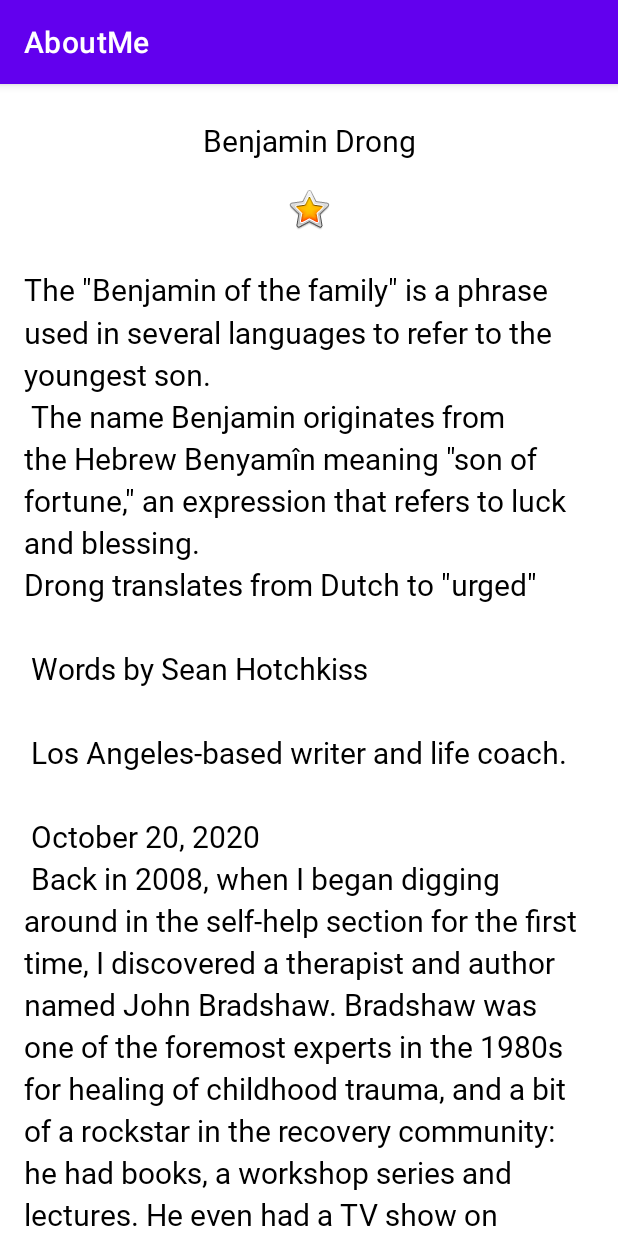
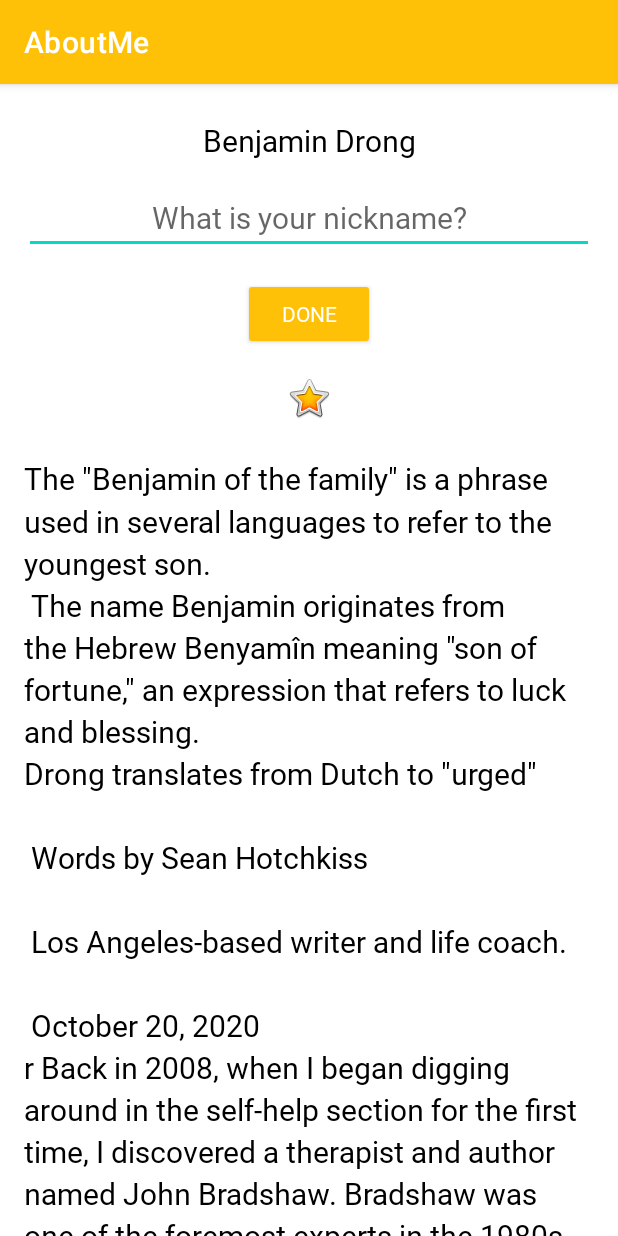
Before and after one commit to benjamindrong/AboutMe, an Android app: the screen it shows after launch (MainActivity), on a phone screen of 412 x 824 dp. Run offline under Robolectric (Android 15) with nearby library versions, the phone set to English and light mode, and no system bars.

Commit message:
2.2 Add user interactivity

```diff
--- a/app/src/main/res/layout/activity_main.xml
+++ b/app/src/main/res/layout/activity_main.xml
@@ -16,6 +16,37 @@
         android:layout_height="wrap_content"
         android:text="@string/name"
         android:textAlignment="center" />
+
+    <EditText
+        android:id="@+id/nickname_edit"
+        style="@style/NameStyle"
+        android:layout_width="match_parent"
+        android:layout_height="wrap_content"
+        android:ems="10"
+        android:hint="@string/what_is_your_nickname"
+        android:inputType="textPersonName"
+        android:textAlignment="center"
+        android:importantForAutofill="no" />
+
+    <Button
+        android:id="@+id/done_button"
+        style="@style/Widget.AppCompat.Button.Colored"
+        android:layout_width="wrap_content"
+        android:layout_height="wrap_content"
+        android:layout_gravity="center_horizontal"
+        android:layout_marginTop="@dimen/layout_margin"
+        android:fontFamily="@font/roboto"
+        android:text="@string/done" />
+
+    <TextView
+        android:id="@+id/nickname_text"
+        style="@style/NameStyle"
+        android:layout_width="match_parent"
+        android:layout_height="wrap_content"
+        android:background="@color/orange_700"
+        android:paddingBottom="@dimen/small_padding"
+        android:textAlignment="center"
+        android:visibility="gone" />
 
     <ImageView
         android:id="@+id/yellow_star"
--- a/app/src/main/res/values/colors.xml
+++ b/app/src/main/res/values/colors.xml
@@ -1,5 +1,8 @@
 <?xml version="1.0" encoding="utf-8"?>
 <resources>
+    <color name="orange_200">#FFE082</color>
+    <color name="orange_500">#FFC107</color>
+    <color name="orange_700">#FFA000</color>
     <color name="purple_200">#FFBB86FC</color>
     <color name="purple_500">#FF6200EE</color>
     <color name="purple_700">#FF3700B3</color>
--- a/app/src/main/res/values/strings.xml
+++ b/app/src/main/res/values/strings.xml
@@ -7,7 +7,7 @@
 
 Sean Hotchkiss\n\n
 Los Angeles-based writer and life coach.\n\n
-        October 20, 2020\n
+        October 20, 2020\nr
 Back in 2008, when I began digging around in the self-help section for the first time, I discovered a therapist and author named John Bradshaw. Bradshaw was one of the foremost experts in the 1980s for healing of childhood trauma, and a bit of a rockstar in the recovery community: he had books, a workshop series and lectures. He even had a TV show on PBS where he\'d do therapy on the air. Bradshaw\'s book Homecoming really blew me away. I still remember staying up late to read and re-read it in my tiny, New York bedroom, mouthing silently, over and over: What. The. Hell?
 Bradshaw worked a lot with a theory that\'s since been confirmed millions of times over by patients in psychotherapy: When a child\'s feelings are repressed—especially anger and sadness—a person grows up to be an adult with an angry, hurt child inside him, and this child can contaminate the person\'s adult behavior. Bradshaw, along with other authorities of the day, came to refer to this psychic phenomenon as our /Inner Child.”
 “
@@ -40,4 +40,6 @@ Deploy Empathy\n
 Remain stoic\n
 Nothing can hurt you\n
 Start with one\n</string>
+    <string name="what_is_your_nickname">What is your nickname?</string>
+    <string name="done">Done</string>
 </resources>
--- a/app/src/main/res/values/themes.xml
+++ b/app/src/main/res/values/themes.xml
@@ -2,8 +2,8 @@
     <!-- Base application theme. -->
     <style name="Theme.AboutMe" parent="Theme.MaterialComponents.DayNight.DarkActionBar">
         <!-- Primary brand color. -->
-        <item name="colorPrimary">@color/purple_500</item>
-        <item name="colorPrimaryVariant">@color/purple_700</item>
+        <item name="colorPrimary">@color/orange_500</item>
+        <item name="colorPrimaryVariant">@color/orange_700</item>
         <item name="colorOnPrimary">@color/white</item>
         <!-- Secondary brand color. -->
         <item name="colorSecondary">@color/teal_200</item>
```
Also changed, not shown: app/src/main/java/com/ghmobile/aboutme/MainActivity.kt (+41 -1 lines).
